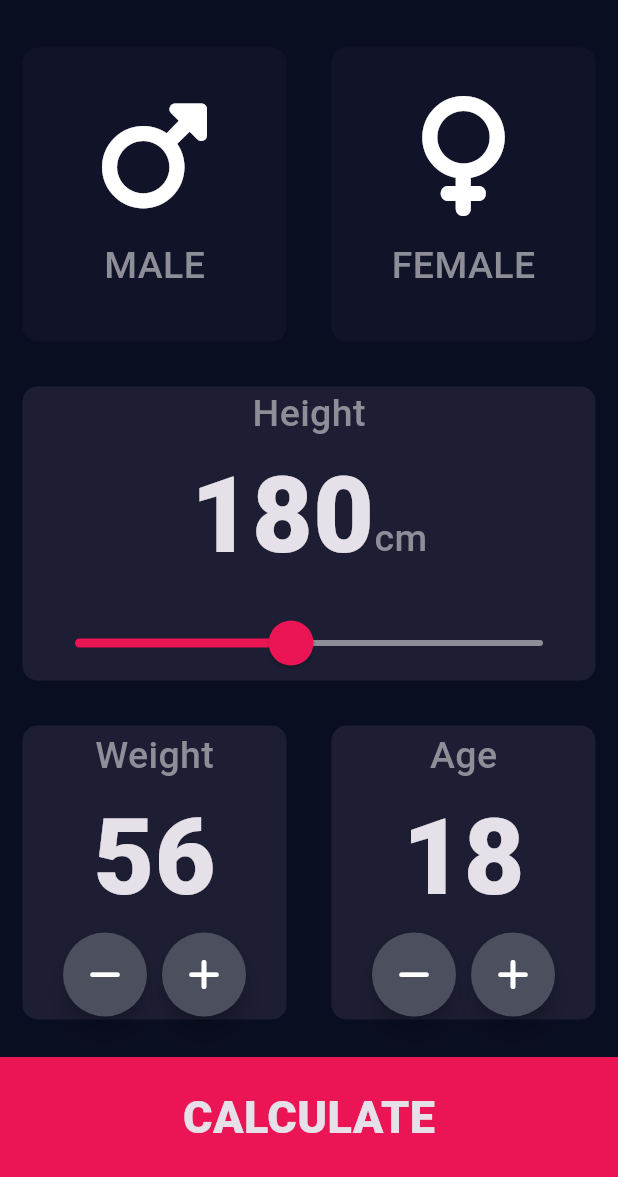
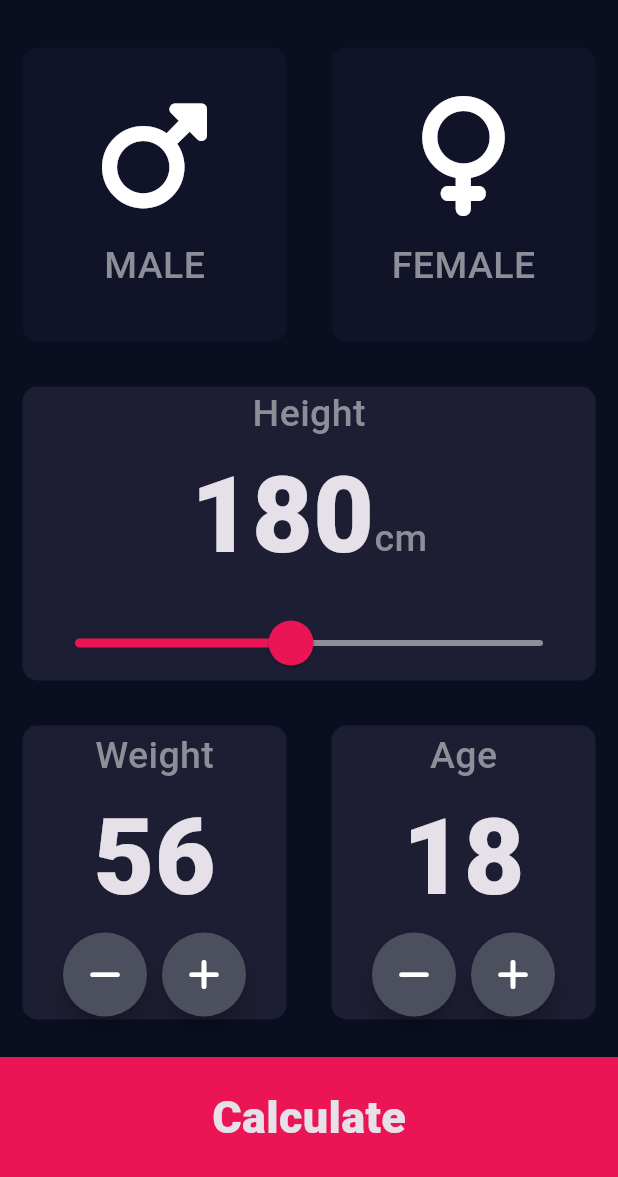
Before and after one commit to jayarzuniga/bmiCalculatorFlutter, a Flutter app: the screen it shows after launch, on a phone screen of 412 x 824 dp, the part 59-1236 px from its top. Run offline on Flutter 3.47's test engine with Material 3 defaults, Android fonts, the phone set to English and light mode, and no system bars; our stand-ins replace font_awesome_flutter.

```diff
--- /dev/null
+++ b/lib/button.dart
@@ -0,0 +1,53 @@
+import 'package:flutter/material.dart';
+import 'constants.dart';
+
+class BottomButton extends StatelessWidget {
+  BottomButton({required this.onTap, required this.buttonTitle});
+
+  final String buttonTitle;
+  final Function() onTap;
+
+  @override
+  Widget build(BuildContext context) {
+    return GestureDetector(
+      onTap: onTap,
+      child: Container(
+        color: kBottomContainerColor,
+        margin: EdgeInsets.only(top: 10.0),
+        width: double.infinity,
+        height: kBottomContainerHeight,
+        child: Center(
+          child: Text(
+            buttonTitle,
+            style: TextStyle(
+              fontSize: 30.0,
+              fontWeight: FontWeight.w900,
+            ),
+          ),
+        ),
+      ),
+    );
+  }
+}
+
+class RoundIconButton extends StatelessWidget {
+  const RoundIconButton({required this.icon, required this.onPressed});
+
+  final IconData icon;
+  final Function() onPressed;
+
+  @override
+  Widget build(BuildContext context) {
+    return RawMaterialButton(
+      child: Icon(icon),
+      elevation: 6.0,
+      shape: CircleBorder(),
+      fillColor: Color(0xFF4C4F5E),
+      constraints: BoxConstraints.tightFor(
+        width: 56.0,
+        height: 56.0,
+      ),
+      onPressed: onPressed,
+    );
+  }
+}
--- a/lib/input_page.dart
+++ b/lib/input_page.dart
@@ -5,6 +5,7 @@ import 'reusable_card.dart';
 import 'icon_content.dart';
 import 'constants.dart';
 import 'results_page.dart';
+import 'button.dart';
 
 enum GenderType {
   male,
@@ -154,13 +155,12 @@ class _InputPageState extends State<InputPage> {
                           mainAxisAlignment: MainAxisAlignment.center,
                           children: [
                             RoundIconButton(
-                              icon: FontAwesomeIcons.minus,
-                              onPressed: (){
-                                setState(() {
-                                  weight --;
-                                });
-                              }
-                            ),
+                                icon: FontAwesomeIcons.minus,
+                                onPressed: () {
+                                  setState(() {
+                                    weight--;
+                                  });
+                                }),
                             SizedBox(
                               width: 10.0,
                             ),
@@ -168,7 +168,7 @@ class _InputPageState extends State<InputPage> {
                               icon: FontAwesomeIcons.plus,
                               onPressed: () {
                                 setState(() {
-                                  weight ++;
+                                  weight++;
                                 });
                               },
                             ),
@@ -197,12 +197,11 @@ class _InputPageState extends State<InputPage> {
                           children: [
                             RoundIconButton(
                                 icon: FontAwesomeIcons.minus,
-                                onPressed: (){
+                                onPressed: () {
                                   setState(() {
-                                    age --;
+                                    age--;
                                   });
-                                }
-                            ),
+                                }),
                             SizedBox(
                               width: 10.0,
                             ),
@@ -210,7 +209,7 @@ class _InputPageState extends State<InputPage> {
                               icon: FontAwesomeIcons.plus,
                               onPressed: () {
                                 setState(() {
-                                  age ++;
+                                  age++;
                                 });
                               },
                             ),
@@ -223,50 +222,15 @@ class _InputPageState extends State<InputPage> {
               ],
             ),
           ),
-          GestureDetector(
+          BottomButton(
+            buttonTitle: "Calculate",
             onTap: () {
-              Navigator.push(context, MaterialPageRoute(builder: (context) => ResultsPage()));
+              Navigator.push(context,
+                  MaterialPageRoute(builder: (context) => ResultsPage()));
             },
-            child: Container(
-              color: kBottomContainerColor,
-              margin: EdgeInsets.only(top: 10.0),
-              width: double.infinity,
-              height: kBottomContainerHeight,
-              child: Center(
-                child: Text(
-                  "CALCULATE",
-                  style: TextStyle(
-                    fontSize: 30.0,
-                    fontWeight: FontWeight.w900,
-                  ),
-                ),
-              ),
-            ),
           ),
         ],
       ),
     );
   }
 }
-
-class RoundIconButton extends StatelessWidget {
-  const RoundIconButton({required this.icon, required this.onPressed});
-
-  final IconData icon;
-  final Function() onPressed;
-
-  @override
-  Widget build(BuildContext context) {
-    return RawMaterialButton(
-      child: Icon(icon),
-      elevation: 6.0,
-      shape: CircleBorder(),
-      fillColor: Color(0xFF4C4F5E),
-      constraints: BoxConstraints.tightFor(
-        width: 56.0,
-        height: 56.0,
-      ),
-      onPressed: onPressed,
-    );
-  }
-}
```
Also changed, not shown: lib/constants.dart (+20 -0 lines), lib/results_page.dart (+44 -1 lines).
